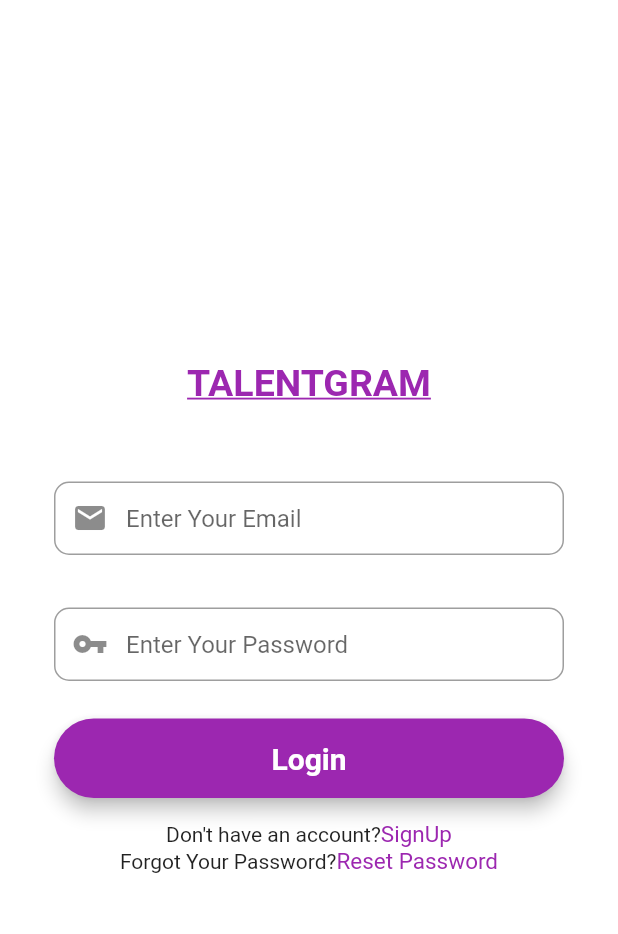
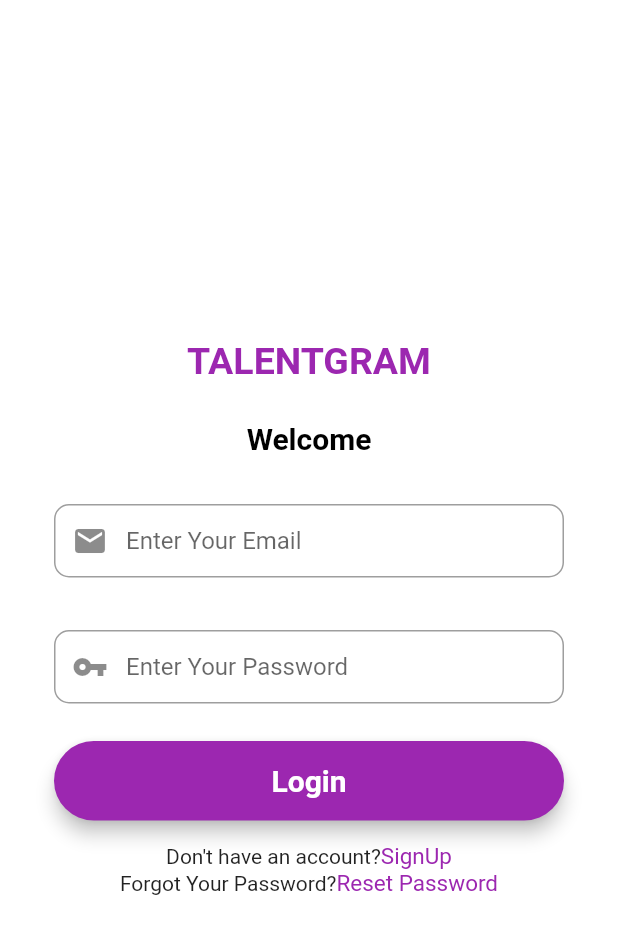
Before and after one commit to PratikSanap/APP_UI, a Flutter app: the screen it shows after launch, on a phone screen of 412 x 824 dp. Shown: the top 934 px of the screen. Run offline on Flutter 3.47's test engine with Material 2 defaults, Android fonts, the phone set to English and light mode, and no system bars; missing offline and left inert: dart:html.

Commit message:
Third Commit

```diff
--- a/lib/login_screen.dart
+++ b/lib/login_screen.dart
@@ -73,7 +73,7 @@ class _LoginScreenState extends State<LoginScreen>{
       ),
     );
     return Scaffold(
-      backgroundColor: Colors.white,
+      backgroundColor: Colors.white60,
       body: Center(
         child: SingleChildScrollView(
           child: Container(
@@ -87,11 +87,11 @@ class _LoginScreenState extends State<LoginScreen>{
                   crossAxisAlignment: CrossAxisAlignment.center,
                   children:[
                     SizedBox(
-                      height: 35,
+                      height: 55,
                       child: Text(
                           "TALENTGRAM",
                       style: TextStyle(
-                        decoration: TextDecoration.underline,
+
                         fontSize: 25,
                         fontWeight: FontWeight.bold,
                         color: Colors.purple,
@@ -99,7 +99,18 @@ class _LoginScreenState extends State<LoginScreen>{
                       //child: Image.asset(name
                       //fit:BoxFit.contain),
                     ),
-                    SizedBox(height: 45),
+                    SizedBox(
+                      height: 20,
+                      child: Text(
+                        "Welcome",
+                        style: TextStyle(
+                          fontSize: 20,
+                          fontWeight: FontWeight.bold,
+                          color: Colors.black,
+                        ),
+                      ),
+                    ),
+                    SizedBox(height: 35),
                     emailField,
                     SizedBox(height: 35),
                     passwordField,
```
